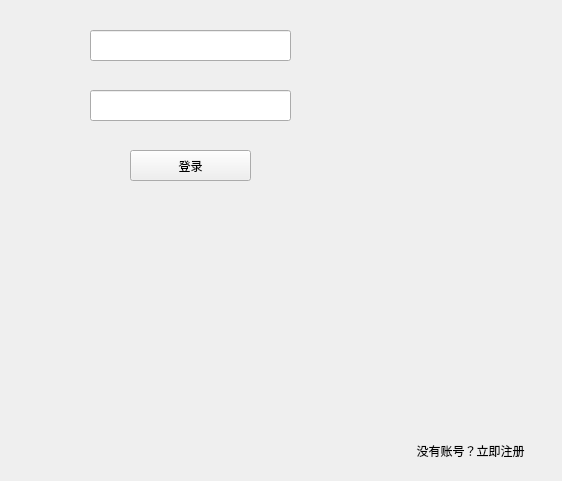
Qt form Login.ui (JiaboLi-GitHub/SPDS-Client) before a commit.
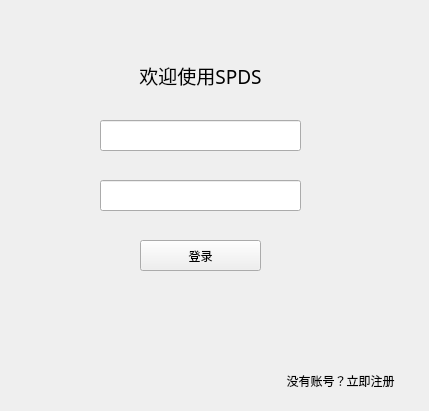
The same form after that commit.

The edit to the form file:
```diff
--- a/Login.ui
+++ b/Login.ui
@@ -6,8 +6,8 @@
    <rect>
     <x>0</x>
     <y>0</y>
-    <width>562</width>
-    <height>481</height>
+    <width>429</width>
+    <height>411</height>
    </rect>
   </property>
   <property name="windowTitle">
@@ -18,15 +18,15 @@
     <rect>
      <x>0</x>
      <y>0</y>
-     <width>561</width>
-     <height>481</height>
+     <width>431</width>
+     <height>411</height>
     </rect>
    </property>
    <widget class="QLineEdit" name="mailAddress">
     <property name="geometry">
      <rect>
-      <x>90</x>
-      <y>30</y>
+      <x>100</x>
+      <y>120</y>
       <width>201</width>
       <height>31</height>
      </rect>
@@ -35,8 +35,8 @@
    <widget class="QLineEdit" name="password">
     <property name="geometry">
      <rect>
-      <x>90</x>
-      <y>90</y>
+      <x>100</x>
+      <y>180</y>
       <width>201</width>
       <height>31</height>
      </rect>
@@ -48,8 +48,8 @@
    <widget class="QPushButton" name="login">
     <property name="geometry">
      <rect>
-      <x>130</x>
-      <y>150</y>
+      <x>140</x>
+      <y>240</y>
       <width>121</width>
       <height>31</height>
      </rect>
@@ -61,8 +61,8 @@
    <widget class="QPushButton" name="enroll">
     <property name="geometry">
      <rect>
-      <x>410</x>
-      <y>440</y>
+      <x>280</x>
+      <y>370</y>
       <width>121</width>
       <height>21</height>
      </rect>
@@ -80,6 +80,30 @@
      <bool>true</bool>
     </property>
    </widget>
+   <widget class="QLabel" name="label">
+    <property name="geometry">
+     <rect>
+      <x>130</x>
+      <y>60</y>
+      <width>141</width>
+      <height>31</height>
+     </rect>
+    </property>
+    <property name="font">
+     <font>
+      <family>阿里巴巴普惠体 2.0 55 Regular</family>
+      <pointsize>14</pointsize>
+      <weight>50</weight>
+      <bold>false</bold>
+     </font>
+    </property>
+    <property name="text">
+     <string>欢迎使用SPDS</string>
+    </property>
+    <property name="alignment">
+     <set>Qt::AlignCenter</set>
+    </property>
+   </widget>
   </widget>
  </widget>
  <layoutdefault spacing="6" margin="11"/>
```
